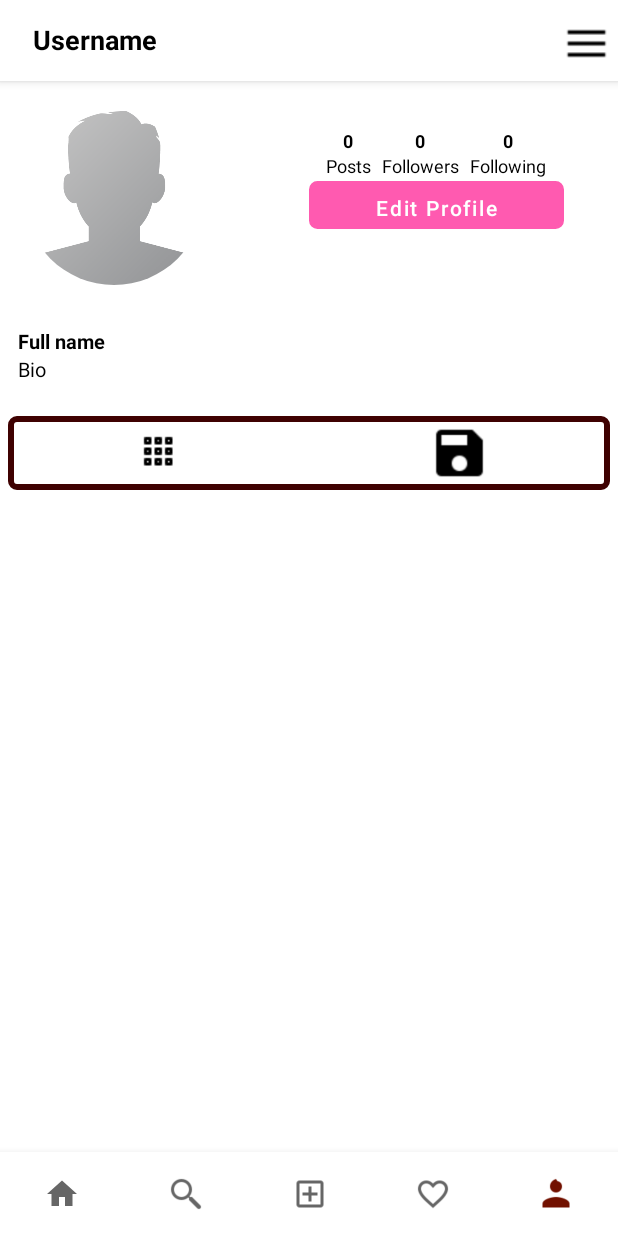
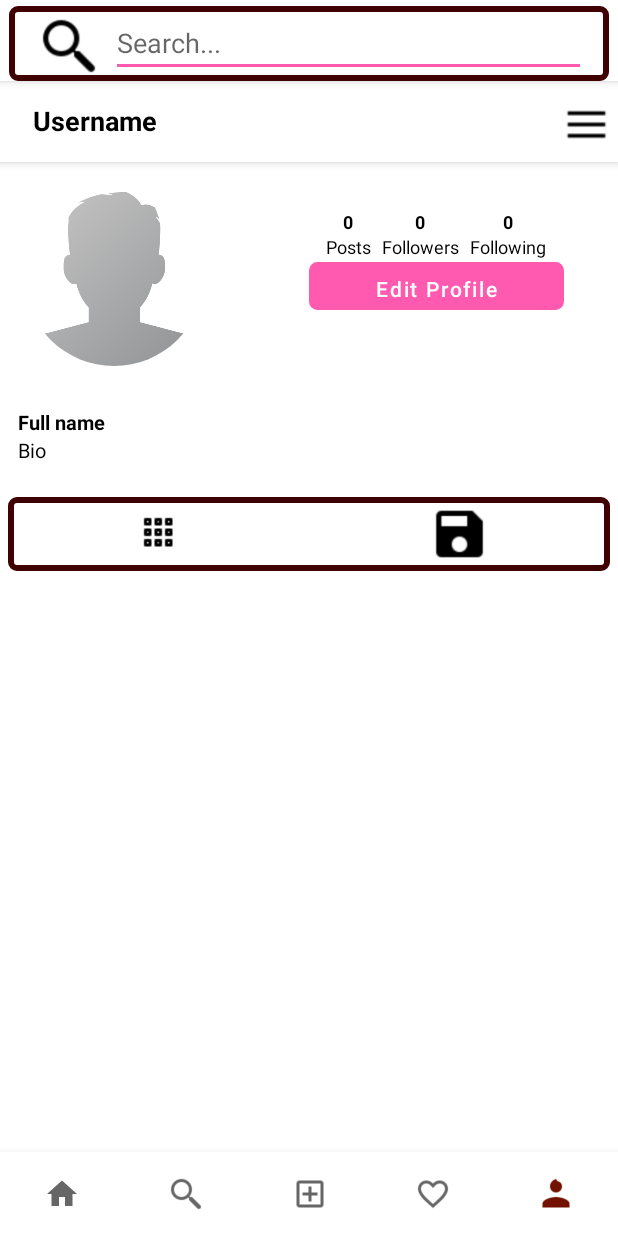
Before and after one commit to Estete9/KynoAnimalRescue, an Android app: the MainActivity screen opened directly, with no data from a screen before it, item 5 of the bottom bar chosen, on a phone screen of 412 x 824 dp. Run offline under Robolectric (Android 15) with nearby library versions, the phone set to English and light mode, and no system bars; our stand-ins replace CircleImageView.

Commit message:
started to do search xml for profiles

```diff
--- a/app/build.gradle
+++ b/app/build.gradle
@@ -48,6 +48,9 @@ dependencies {
     implementation 'androidx.navigation:navigation-fragment-ktx:2.0.0'
     implementation 'androidx.navigation:navigation-ui-ktx:2.0.0'
     implementation 'androidx.legacy:legacy-support-v4:1.0.0'
+
+    implementation 'com.github.mancj:MaterialSearchBar:0.8.5'
+
     testImplementation 'junit:junit:4.13'
     androidTestImplementation 'androidx.test.ext:junit:1.1.1'
     androidTestImplementation 'androidx.test.espresso:espresso-core:3.2.0'
--- a/app/src/main/res/layout/activity_main.xml
+++ b/app/src/main/res/layout/activity_main.xml
@@ -5,11 +5,60 @@
     android:layout_width="match_parent"
     android:layout_height="match_parent"
     tools:context=".MainActivity">
-<FrameLayout
+    <com.google.android.material.appbar.AppBarLayout
+        android:id="@+id/app_bar_layout_edit_profile"
+        android:layout_width="match_parent"
+        android:layout_height="wrap_content"
+        android:background="@android:color/white"
+        app:layout_constraintTop_toTopOf="parent">
+
+
+        <androidx.appcompat.widget.Toolbar
+            android:id="@+id/notifications_toolbar"
+            android:layout_width="match_parent"
+            android:layout_height="50dp"
+            android:layout_marginStart="6dp"
+            android:layout_marginTop="4dp"
+            android:layout_marginEnd="6dp"
+            android:background="@drawable/button_black_background">
+
+            <androidx.constraintlayout.widget.ConstraintLayout
+                android:layout_width="match_parent"
+                android:layout_height="wrap_content">
+
+                <ImageView
+                    android:id="@+id/search_fragment_icon"
+                    android:layout_width="wrap_content"
+                    android:layout_height="0dp"
+                    android:layout_marginTop="4dp"
+                    android:src="@drawable/search"
+                    app:layout_constraintBottom_toBottomOf="parent"
+                    app:layout_constraintLeft_toLeftOf="parent"
+                    app:layout_constraintTop_toTopOf="parent" />
+
+
+                <EditText
+                    android:id="@+id/send_icon_search"
+                    android:layout_width="0dp"
+                    android:layout_height="match_parent"
+                    android:layout_marginEnd="15dp"
+                    android:layout_marginStart="4dp"
+                    android:hint="Search..."
+                    app:layout_constraintStart_toEndOf="@id/search_fragment_icon"
+                    app:layout_constraintEnd_toEndOf="parent"
+                    app:layout_constraintTop_toTopOf="parent" />
+
+            </androidx.constraintlayout.widget.ConstraintLayout>
+
+        </androidx.appcompat.widget.Toolbar>
+
+    </com.google.android.material.appbar.AppBarLayout>
+
+    <FrameLayout
     android:id="@+id/fragment_container"
     android:layout_width="match_parent"
     android:layout_height="0dp"
-    app:layout_constraintTop_toTopOf="parent"
+    app:layout_constraintTop_toBottomOf="@id/app_bar_layout_edit_profile"
     app:layout_constraintBottom_toTopOf="@id/nav_view">
 
 </FrameLayout>
--- a/build.gradle
+++ b/build.gradle
@@ -6,12 +6,13 @@ buildscript {
         google()
         jcenter()
 
+
     }
     dependencies {
 
         classpath 'com.google.gms:google-services:4.3.3' //firebase dependencies
 
-        classpath 'com.android.tools.build:gradle:3.6.0'
+        classpath 'com.android.tools.build:gradle:3.6.1'
         classpath "org.jetbrains.kotlin:kotlin-gradle-plugin:$kotlin_version"
         // NOTE: Do not place your application dependencies here; they belong
         // in the individual module build.gradle files
@@ -22,7 +23,7 @@ allprojects {
     repositories {
         google()
         jcenter()
-
+        maven { url "https://jitpack.io" }
     }
 }
 
```
Also changed, not shown: app/src/main/res/layout/fragment_search.xml (+39 -39 lines), app/src/main/res/layout/user_item_layout.xml (added, +45 -0 lines).
